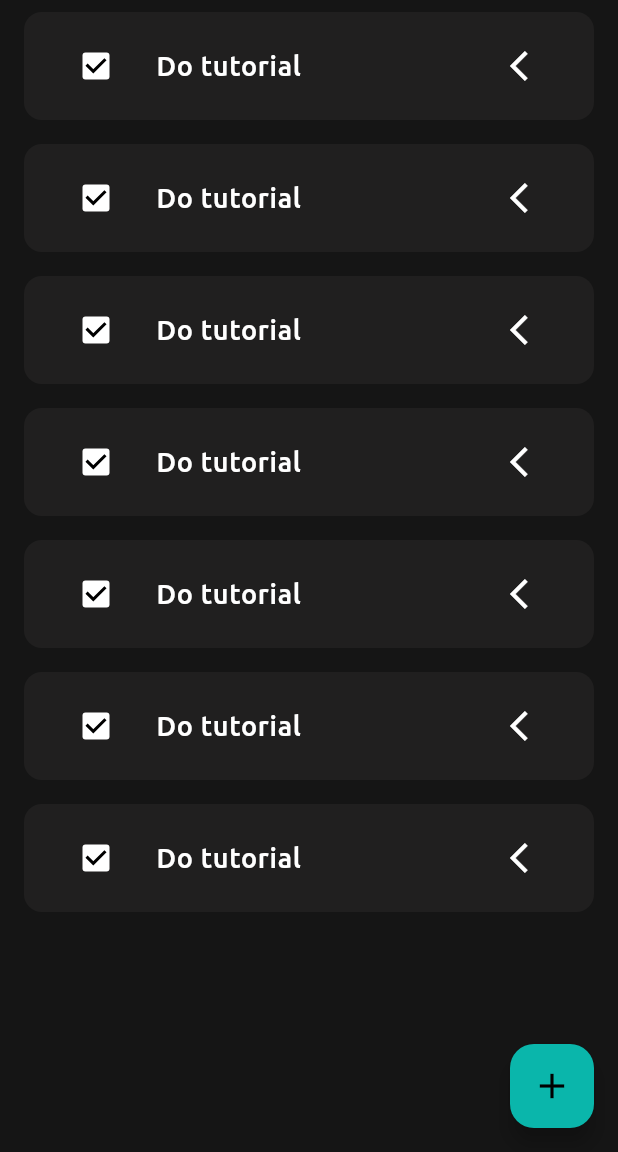
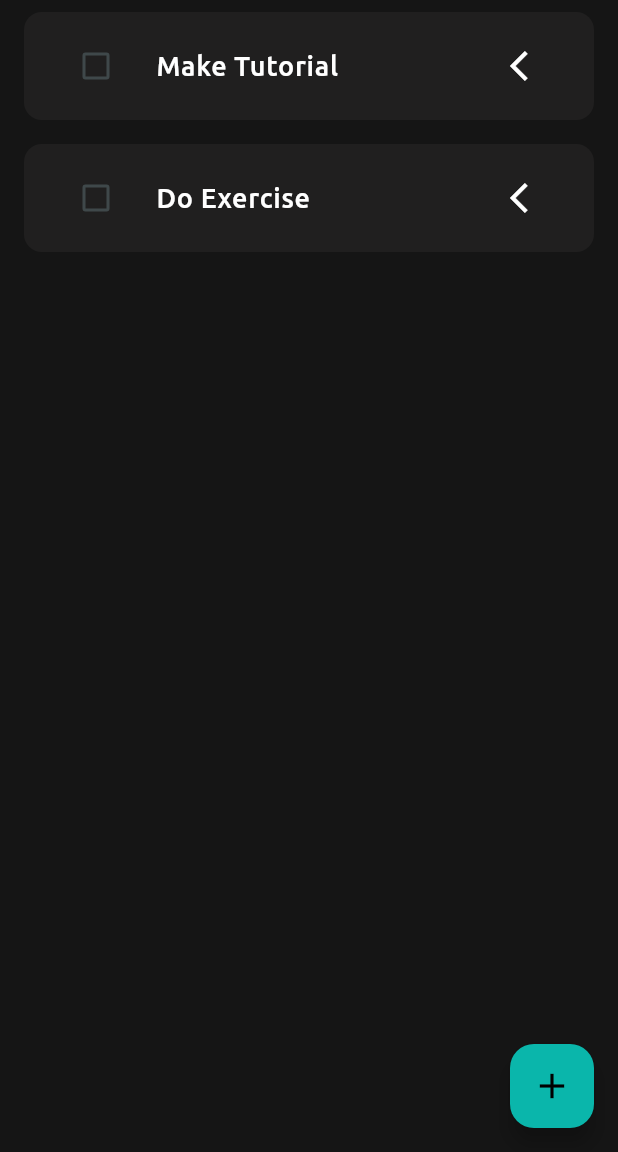
Before and after one commit to bavlysafwatt/ToDoApp, a Flutter app: the screen it shows after launch, on a phone screen of 412 x 824 dp, the part 84-1236 px from its top. Run offline on Flutter 3.47's test engine with Material 3 defaults, Android fonts, the phone set to English and light mode, and no system bars; our stand-ins replace hive, hive_flutter; accounts and stored records are empty.

Commit message:
display hive data

```diff
--- a/lib/components/todo_item.dart
+++ b/lib/components/todo_item.dart
@@ -1,7 +1,10 @@
 import 'package:flutter/material.dart';
+import 'package:todo_app/models/todo_model.dart';
 
 class ToDoItem extends StatelessWidget {
-  const ToDoItem({super.key});
+  const ToDoItem({super.key, required this.todoModel});
+
+  final TodoModel todoModel;
 
   @override
   Widget build(BuildContext context) {
@@ -15,16 +18,19 @@ class ToDoItem extends StatelessWidget {
         ),
         child: ListTile(
           leading: Checkbox(
-            value: true,
+            value: todoModel.isCompleted,
             onChanged: (value) {},
             activeColor: Colors.white,
             checkColor: Colors.black,
           ),
-          title: const Text(
-            'Do tutorial',
+          title: Text(
+            todoModel.taskName,
             style: TextStyle(
               color: Colors.white,
               fontSize: 18,
+              decoration:
+                  todoModel.isCompleted ? TextDecoration.lineThrough : null,
+              decorationColor: todoModel.isCompleted ? Colors.white : null,
             ),
           ),
           trailing: const Icon(
--- a/lib/pages/home_page.dart
+++ b/lib/pages/home_page.dart
@@ -1,9 +1,30 @@
 import 'package:flutter/material.dart';
+import 'package:hive/hive.dart';
 import 'package:todo_app/components/dialog_box.dart';
 import 'package:todo_app/components/todo_item.dart';
+import 'package:todo_app/data/database.dart';
 
-class HomePage extends StatelessWidget {
+class HomePage extends StatefulWidget {
   const HomePage({super.key});
+
+  @override
+  State<HomePage> createState() => _HomePageState();
+}
+
+class _HomePageState extends State<HomePage> {
+  final box = Hive.box('todoBox');
+  Database database = Database();
+
+  @override
+  void initState() {
+    super.initState();
+
+    if (box.get('toDoList') == null) {
+      database.createInitialData();
+    } else {
+      database.loadData();
+    }
+  }
 
   @override
   Widget build(BuildContext context) {
@@ -36,8 +57,9 @@ class HomePage extends StatelessWidget {
         ),
       ),
       body: ListView.builder(
-        itemCount: 7,
-        itemBuilder: (context, index) => const ToDoItem(),
+        itemCount: database.toDoList.length,
+        itemBuilder: (context, index) =>
+            ToDoItem(todoModel: database.toDoList[index]),
       ),
     );
   }
```
